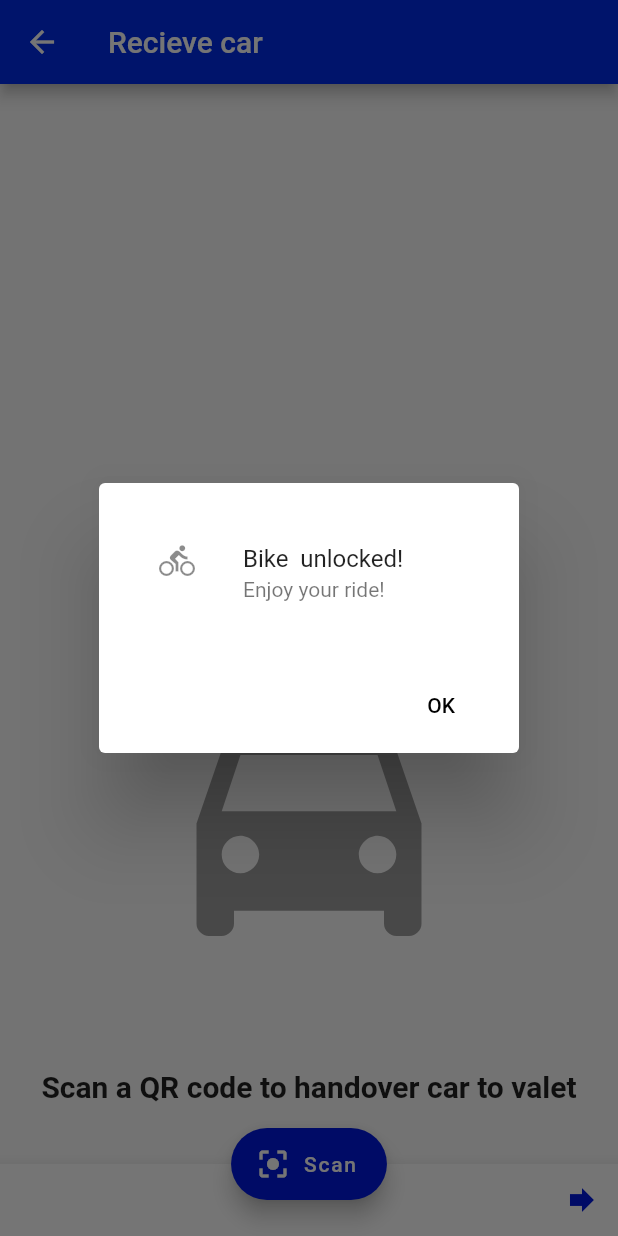
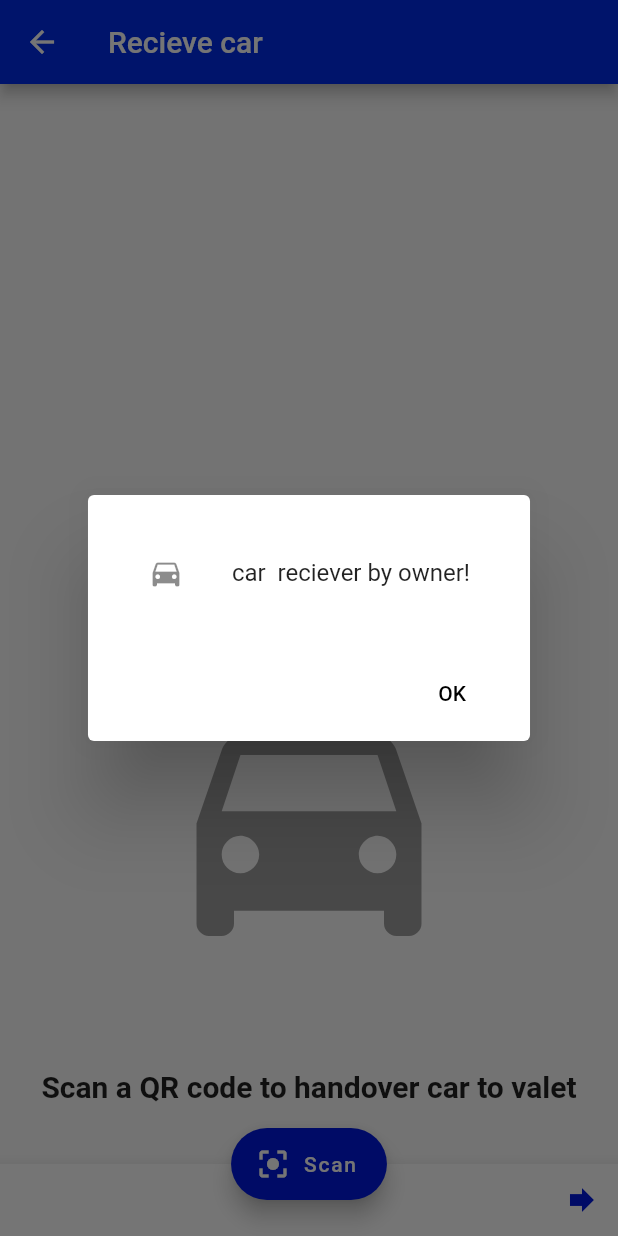
Before and after one commit to aubykhan/snap_valet, a Flutter app: the QrScanPage screen opened by its route, after a tap on "Scan", on a phone screen of 412 x 824 dp. Run offline on Flutter 3.47's test engine with Material 2 defaults, Android fonts, the phone set to English and light mode, and no system bars; our stand-ins replace cloud_firestore; missing offline and left inert: barcode_scan; accounts and stored records are empty; key blocks and very long unbroken strings in the code were emptied for the run.

Commit message:
final touches part 2 - commit

```diff
--- a/lib/Qr_scan/qr_scan_handover.dart
+++ b/lib/Qr_scan/qr_scan_handover.dart
@@ -122,7 +122,7 @@ class QrImagePageState extends State<QrImagePage> {
             icon: Icon(Icons.call),
             onPressed: () => print("c"),
           ),
-          IconButton(icon: Icon(Icons.message), onPressed: ()=>Navigator.of(context).pushNamed(Routes.valet_track)),
+          IconButton(icon: Icon(Icons.forward), onPressed: ()=>Navigator.of(context).pushNamed(Routes.valet_track)),
         ],
       ),
     );
--- a/lib/Qr_scan/qr_scan_screen.dart
+++ b/lib/Qr_scan/qr_scan_screen.dart
@@ -72,9 +72,8 @@ class _QrScanPageState extends State<QrScanPage> {
         context: context,
         builder: (context) => new AlertDialog(
           title: ListTile(
-            leading: Icon(Icons.directions_bike),
-            title: Text('Bike $barcode unlocked!'),
-            subtitle: Text('Enjoy your ride!'),
+            leading: Icon(Icons.directions_car),
+            title: Text('car $barcode reciever by owner!'),
           ),
           actions: <Widget>[
             new FlatButton(
--- a/lib/book_valet/book_valet_screen.dart
+++ b/lib/book_valet/book_valet_screen.dart
@@ -156,6 +156,7 @@ class BookValetState extends State<StatefulWidget> {
           elevation: 4.0,
           icon: const Icon(Icons.cancel),
           label: new Text("Cancel"),
+          onPressed: ()=>Navigator.of(context).pushNamed(Routes.home),
         ));
   }
 
@@ -170,7 +171,7 @@ class BookValetState extends State<StatefulWidget> {
             icon: Icon(Icons.call),
             onPressed: () => print("c"),
           ),
-          IconButton(icon: Icon(Icons.message), onPressed: ()=>Navigator.of(context).pushNamed(Routes.qr_image)),
+          IconButton(icon: Icon(Icons.forward), onPressed: ()=>Navigator.of(context).pushNamed(Routes.qr_image)),
         ],
       ),
     );
--- a/lib/contact_back/contact_back_screen.dart
+++ b/lib/contact_back/contact_back_screen.dart
@@ -66,7 +66,7 @@ class GetCarBackState extends State<StatefulWidget> {
                           child: Column(
                             children: <Widget>[
                               Text(
-                                  "Your car is now parked, press Get car back at any time to drive your car back to valet",
+                                  "Your car is now parked, press Get car back at any time for valet to drive your car back to you",
                                   style: Theme.of(context).textTheme.title),
                               SizedBox(
                                 height: 4.0,
@@ -130,7 +130,7 @@ BottomAppBar getBottomAppBar(BuildContext context) {
           onPressed: () => print("c"),
         ),
         IconButton(
-            icon: Icon(Icons.message),
+            icon: Icon(Icons.forward),
             onPressed: () {
               Navigator.of(context).pushNamed(Routes.qr_scan);
             }),
--- a/lib/global.dart
+++ b/lib/global.dart
@@ -4,6 +4,7 @@ abstract class Routes {
   static const String qr_scan ='/qr_scan';
   static const String qr_image='/QrImagePage';
   static const String payment='/payment';
+  static const String home='/home';
 
 
 }
--- a/lib/main.dart
+++ b/lib/main.dart
@@ -20,7 +20,8 @@ void main() => runApp(
         new GetCarBack(valet: Valet(valetID: "imran")),
         Routes.qr_scan:(context)=>new QrScanPage(),
         Routes.qr_image:(context)=>new QrImagePage('', '', 0.0),
-        Routes.payment:(context)=>new PaymentPage()
+        Routes.payment:(context)=>new PaymentPage(),
+        Routes.home:(context)=>new HomePage()
       }),
 ); // comment check
 
--- a/lib/payment.dart
+++ b/lib/payment.dart
@@ -1,4 +1,5 @@
 import 'package:flutter/material.dart';
+import 'package:snap_valet/global.dart';
 
 class PaymentPage extends StatefulWidget {
   @override
@@ -74,7 +75,7 @@ class _PaymentPageState extends State<PaymentPage> {
                   children: <Widget>[
                     ListTile(
                       leading: Icon(Icons.attach_money),
-                      title: Text('Rs. 250'),
+                      title: Text('Rs. 50'),
                     ),
                     Padding(
                       padding: const EdgeInsets.only(left: 16.0),
@@ -109,7 +110,8 @@ class _PaymentPageState extends State<PaymentPage> {
             actions: <Widget>[
               new FlatButton(
                 onPressed: () {
-                  Navigator.pop(context);
+                  Navigator.of(context).pop();
+                  Navigator.of(context).pushNamed(Routes.home);
                 },
                 child: Text('OK'),
               )
```
